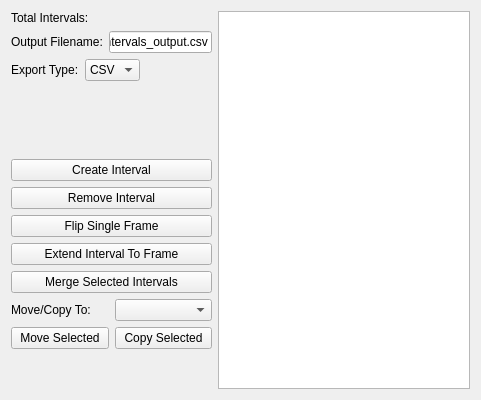
Qt form src/WhiskerToolbox/DataManager_Widget/DigitalIntervalSeries_Widget/DigitalIntervalSeries_Widget.ui (paulmthompson/WhiskerToolbox) before a commit.
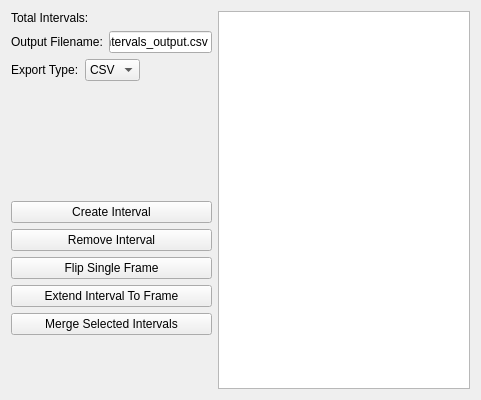
The same form after that commit. Custom widgets are drawn as their Qt base class.

Commit message: refactor(DigitalIntervalSeries_Widget): Replace combo box with right-click context menu for move/copy operations

Patch:
```diff
--- a/src/WhiskerToolbox/DataManager_Widget/DigitalIntervalSeries_Widget/DigitalIntervalSeries_Widget.ui
+++ b/src/WhiskerToolbox/DataManager_Widget/DigitalIntervalSeries_Widget/DigitalIntervalSeries_Widget.ui
@@ -174,38 +174,6 @@
        </property>
       </widget>
      </item>
-     <item>
-      <layout class="QHBoxLayout" name="moveToLayout">
-       <item>
-        <widget class="QLabel" name="moveToLabel">
-         <property name="text">
-          <string>Move/Copy To:</string>
-         </property>
-        </widget>
-       </item>
-       <item>
-        <widget class="QComboBox" name="moveToComboBox"/>
-       </item>
-      </layout>
-     </item>
-     <item>
-      <layout class="QHBoxLayout" name="moveButtonsLayout">
-       <item>
-        <widget class="QPushButton" name="move_intervals_button">
-         <property name="text">
-          <string>Move Selected</string>
-         </property>
-        </widget>
-       </item>
-       <item>
-        <widget class="QPushButton" name="copy_intervals_button">
-         <property name="text">
-          <string>Copy Selected</string>
-         </property>
-        </widget>
-       </item>
-      </layout>
-     </item>
      <item>
       <spacer name="verticalSpacer">
        <property name="orientation">
```
The commit also changes 3 other files.
